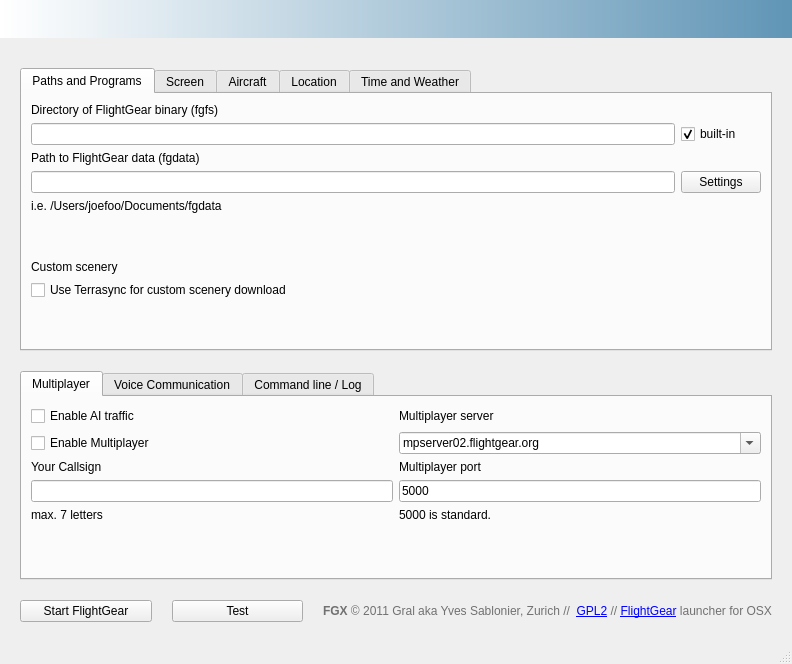
This is src/fgx.ui in fgx/fgx as Qt 5 draws it before an edit. The edited form follows.
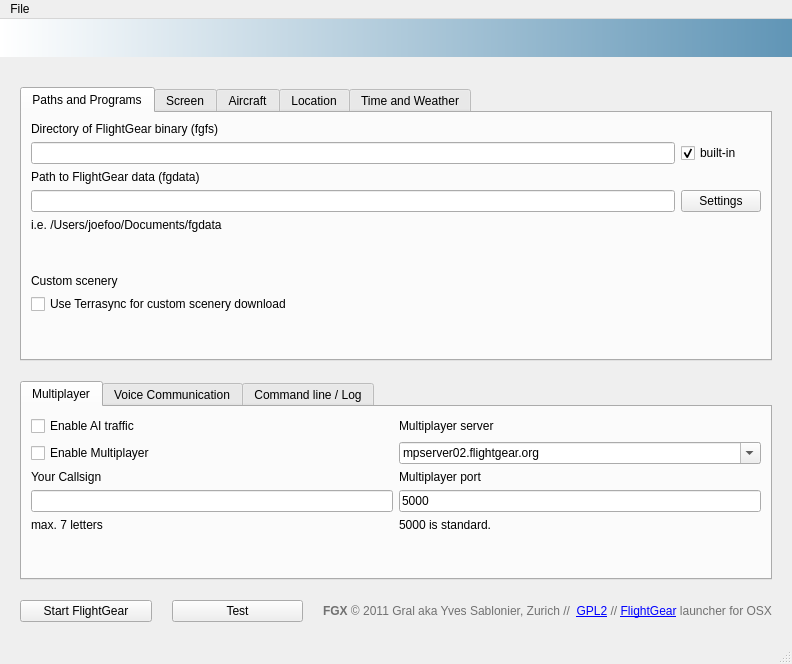
This is the edited form. The open tabs and pages were chosen to show the change. Icons and pictures are not drawn.

```diff
--- a/src/fgx.ui
+++ b/src/fgx.ui
@@ -156,7 +156,7 @@
             <property name="sizeHint" stdset="0">
              <size>
               <width>636</width>
-              <height>9</height>
+              <height>5</height>
              </size>
             </property>
            </spacer>
@@ -186,7 +186,7 @@
             <property name="sizeHint" stdset="0">
              <size>
               <width>636</width>
-              <height>31</height>
+              <height>28</height>
              </size>
             </property>
            </spacer>
@@ -1117,6 +1117,23 @@
    </layout>
   </widget>
   <widget class="QStatusBar" name="statusbar"/>
+  <widget class="QMenuBar" name="menuBar">
+   <property name="geometry">
+    <rect>
+     <x>0</x>
+     <y>0</y>
+     <width>792</width>
+     <height>21</height>
+    </rect>
+   </property>
+   <widget class="QMenu" name="menuFile">
+    <property name="title">
+     <string>File</string>
+    </property>
+    <addaction name="actionQuit"/>
+   </widget>
+   <addaction name="menuFile"/>
+  </widget>
   <action name="actionAbout_FGX">
    <property name="text">
     <string>About FGX</string>
```
Left out of the diff: 18 changed lines with no effect on the pictures.
